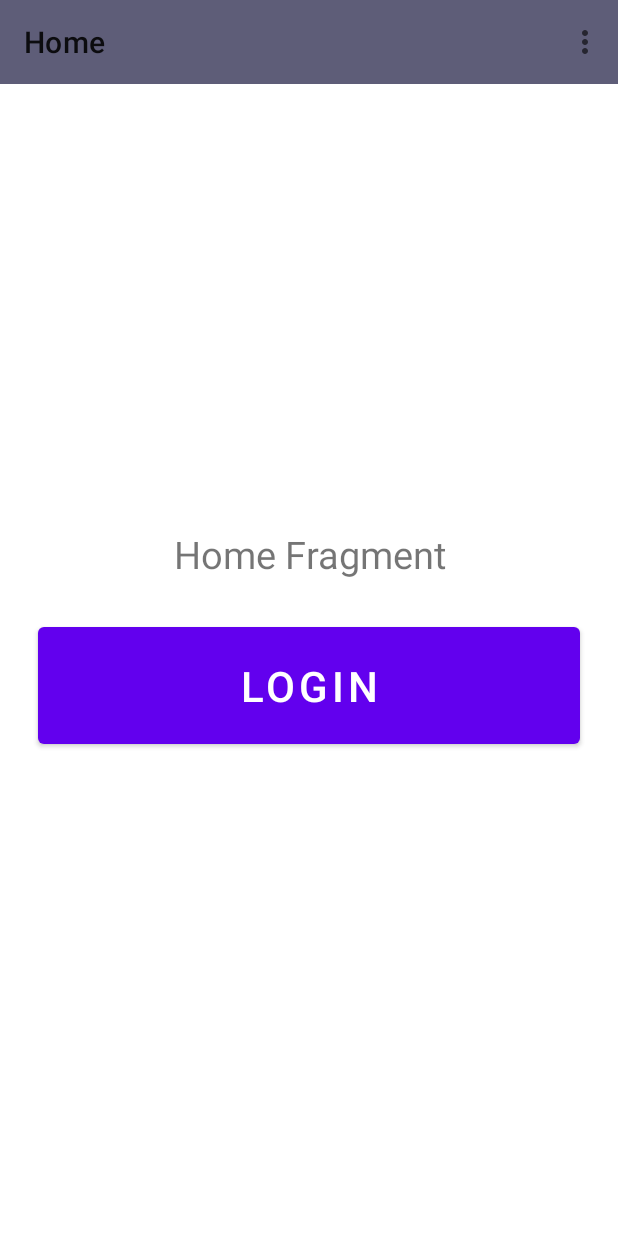
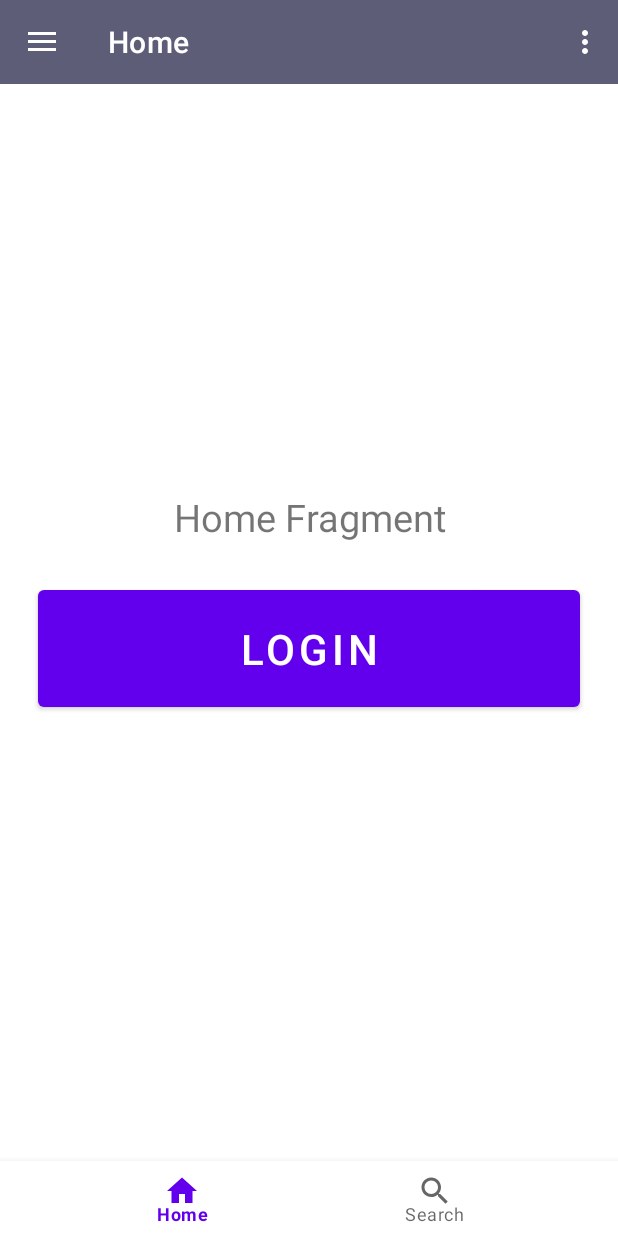
Before and after one commit to ski96277/NavigationComponent, an Android app: the screen it shows after launch (MainActivity), on a phone screen of 412 x 824 dp. Run offline under Robolectric (Android 15) with nearby library versions, the phone set to English and light mode, and no system bars; our stand-ins replace navigation-ui.

Commit message:
bottom menu bar added and nav bar added

```diff
--- a/app/src/main/java/live/qtech/navigationcomponent/MainActivity.kt
+++ b/app/src/main/java/live/qtech/navigationcomponent/MainActivity.kt
@@ -7,13 +7,13 @@ import androidx.appcompat.app.AppCompatActivity
 import androidx.navigation.NavController
 import androidx.navigation.fragment.NavHostFragment
 import androidx.navigation.fragment.findNavController
-import androidx.navigation.ui.onNavDestinationSelected
-import androidx.navigation.ui.setupActionBarWithNavController
+import androidx.navigation.ui.*
 import kotlinx.android.synthetic.main.activity_main.*
 
 class MainActivity : AppCompatActivity() {
 
     lateinit var navController : NavController
+    private lateinit var appBarConfiguration: AppBarConfiguration
 
     override fun onCreate(savedInstanceState: Bundle?) {
         super.onCreate(savedInstanceState)
@@ -22,11 +22,22 @@ class MainActivity : AppCompatActivity() {
         val navHostFragment=supportFragmentManager.findFragmentById(R.id.nav_host_fragment) as NavHostFragment
         navController=navHostFragment.findNavController()
         setSupportActionBar(toolbar)
-        setupActionBarWithNavController(navController)
+
+        //duita fragment ke ak sathe bind kora holo
+        appBarConfiguration= AppBarConfiguration(
+            setOf(R.id.homeFragment,R.id.searchFragment),
+            draw_layout
+        )
+
+        setupActionBarWithNavController(navController,appBarConfiguration)
+
+        bottom_nav.setupWithNavController(navController)
+
+        nav_view.setupWithNavController(navController)
     }
 
     override fun onSupportNavigateUp(): Boolean {
-        return navController.navigateUp() || super.onSupportNavigateUp()
+        return navController.navigateUp(appBarConfiguration) || super.onSupportNavigateUp()
     }
 
     override fun onCreateOptionsMenu(menu: Menu?): Boolean {
--- /dev/null
+++ b/app/src/main/java/live/qtech/navigationcomponent/SearchFragment.kt
@@ -0,0 +1,21 @@
+package live.qtech.navigationcomponent
+
+import android.os.Bundle
+import androidx.fragment.app.Fragment
+import android.view.LayoutInflater
+import android.view.View
+import android.view.ViewGroup
+
+
+class SearchFragment : Fragment() {
+
+
+    override fun onCreateView(
+        inflater: LayoutInflater, container: ViewGroup?,
+        savedInstanceState: Bundle?
+    ): View? {
+        // Inflate the layout for this fragment
+        return inflater.inflate(R.layout.fragment_search, container, false)
+    }
+
+}
--- /dev/null
+++ b/app/src/main/res/drawable/ic_baseline_home_24.xml
@@ -0,0 +1,10 @@
+<vector xmlns:android="http://schemas.android.com/apk/res/android"
+    android:width="24dp"
+    android:height="24dp"
+    android:viewportWidth="24"
+    android:viewportHeight="24"
+    android:tint="?attr/colorControlNormal">
+  <path
+      android:fillColor="@android:color/white"
+      android:pathData="M10,20v-6h4v6h5v-8h3L12,3 2,12h3v8z"/>
+</vector>
--- /dev/null
+++ b/app/src/main/res/drawable/ic_baseline_search_24.xml
@@ -0,0 +1,10 @@
+<vector xmlns:android="http://schemas.android.com/apk/res/android"
+    android:width="24dp"
+    android:height="24dp"
+    android:viewportWidth="24"
+    android:viewportHeight="24"
+    android:tint="?attr/colorControlNormal">
+  <path
+      android:fillColor="@android:color/white"
+      android:pathData="M15.5,14h-0.79l-0.28,-0.27C15.41,12.59 16,11.11 16,9.5 16,5.91 13.09,3 9.5,3S3,5.91 3,9.5 5.91,16 9.5,16c1.61,0 3.09,-0.59 4.23,-1.57l0.27,0.28v0.79l5,4.99L20.49,19l-4.99,-5zM9.5,14C7.01,14 5,11.99 5,9.5S7.01,5 9.5,5 14,7.01 14,9.5 11.99,14 9.5,14z"/>
+</vector>
--- a/app/src/main/res/layout/activity_main.xml
+++ b/app/src/main/res/layout/activity_main.xml
@@ -1,24 +1,49 @@
 <?xml version="1.0" encoding="utf-8"?>
-<LinearLayout xmlns:android="http://schemas.android.com/apk/res/android"
+<androidx.drawerlayout.widget.DrawerLayout xmlns:android="http://schemas.android.com/apk/res/android"
     xmlns:app="http://schemas.android.com/apk/res-auto"
     xmlns:tools="http://schemas.android.com/tools"
+    android:id="@+id/draw_layout"
     android:layout_width="match_parent"
     android:layout_height="match_parent"
     android:orientation="vertical"
     tools:context=".MainActivity">
 
+    <RelativeLayout
+        android:layout_width="match_parent"
+        android:layout_height="match_parent">
+
+
         <androidx.appcompat.widget.Toolbar
             android:id="@+id/toolbar"
             android:layout_width="match_parent"
+            android:layout_height="wrap_content"
             android:background="#5E5D78"
-        android:layout_height="wrap_content" />
+            android:theme="@style/ThemeOverlay.AppCompat.Dark.ActionBar" />
 
         <androidx.fragment.app.FragmentContainerView
             android:id="@+id/nav_host_fragment"
             android:name="androidx.navigation.fragment.NavHostFragment"
             android:layout_width="match_parent"
             android:layout_height="match_parent"
+            android:layout_above="@id/bottom_nav"
+            android:layout_below="@id/toolbar"
             app:defaultNavHost="true"
             app:navGraph="@navigation/nav_graph" />
 
-</LinearLayout>
+        <com.google.android.material.bottomnavigation.BottomNavigationView
+            android:id="@+id/bottom_nav"
+            android:layout_width="match_parent"
+            android:layout_height="50dp"
+            android:layout_alignParentBottom="true"
+            app:menu="@menu/drawer_bottom_nav_menu" />
+
+    </RelativeLayout>
+
+    <com.google.android.material.navigation.NavigationView
+        android:id="@+id/nav_view"
+        android:layout_width="wrap_content"
+        android:layout_height="match_parent"
+        android:layout_gravity="start"
+        app:menu="@menu/drawer_bottom_nav_menu" />
+
+</androidx.drawerlayout.widget.DrawerLayout>
--- /dev/null
+++ b/app/src/main/res/layout/fragment_search.xml
@@ -0,0 +1,17 @@
+<?xml version="1.0" encoding="utf-8"?>
+<FrameLayout xmlns:android="http://schemas.android.com/apk/res/android"
+    xmlns:tools="http://schemas.android.com/tools"
+    android:layout_width="match_parent"
+    android:layout_height="match_parent"
+    tools:context=".SearchFragment">
+
+
+    <!-- TODO: Update blank fragment layout -->
+    <TextView
+        android:layout_width="match_parent"
+        android:layout_height="match_parent"
+        android:gravity="center"
+        android:text="Search Fragment" />
+
+
+</FrameLayout>
--- /dev/null
+++ b/app/src/main/res/menu/drawer_bottom_nav_menu.xml
@@ -0,0 +1,18 @@
+<?xml version="1.0" encoding="utf-8"?>
+<menu xmlns:android="http://schemas.android.com/apk/res/android">
+
+
+
+    <item
+        android:id="@+id/homeFragment"
+        android:title="Home"
+        android:icon="@drawable/ic_baseline_home_24"
+        />
+
+    <item
+        android:id="@+id/searchFragment"
+        android:title="Search"
+        android:icon="@drawable/ic_baseline_search_24"
+        />
+
+</menu>
--- a/app/src/main/res/navigation/nav_graph.xml
+++ b/app/src/main/res/navigation/nav_graph.xml
@@ -58,4 +58,9 @@
         android:name="live.qtech.navigationcomponent.TarmsFragment"
         android:label="fragment_tarms"
         tools:layout="@layout/fragment_tarms" /><action android:id="@+id/action_global_tarmsFragment" app:destination="@id/tarmsFragment"/>
+    <fragment
+        android:id="@+id/searchFragment"
+        android:name="live.qtech.navigationcomponent.SearchFragment"
+        android:label="Search"
+        tools:layout="@layout/fragment_search" />
 </navigation>
--- a/build.gradle
+++ b/build.gradle
@@ -6,7 +6,7 @@ buildscript {
         jcenter()
     }
     dependencies {
-        classpath "com.android.tools.build:gradle:4.1.0"
+        classpath 'com.android.tools.build:gradle:4.1.1'
         classpath "org.jetbrains.kotlin:kotlin-gradle-plugin:$kotlin_version"
         def nav_version = "2.3.1"
         classpath "androidx.navigation:navigation-safe-args-gradle-plugin:$nav_version"
```
Lines whose indentation alone changed are shown as unchanged.
